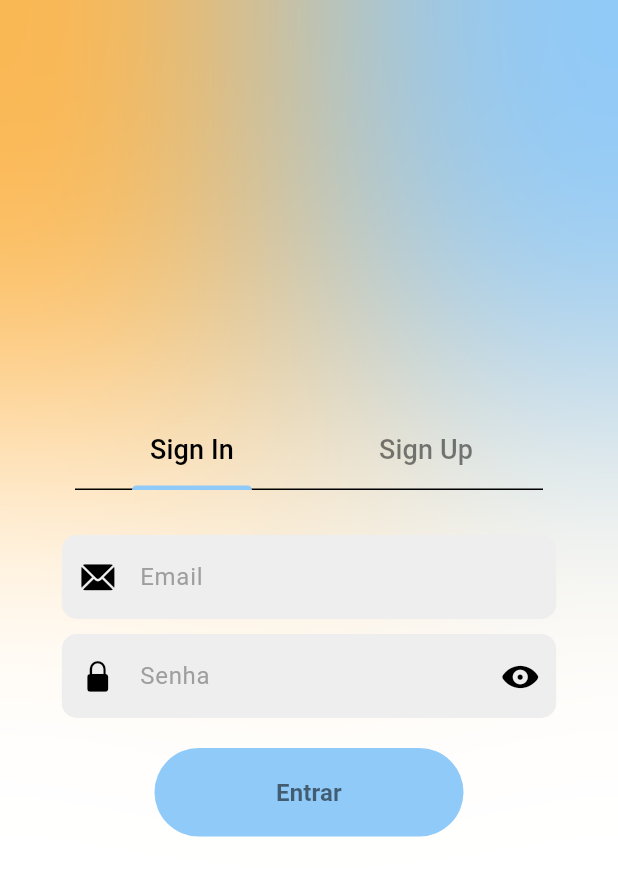
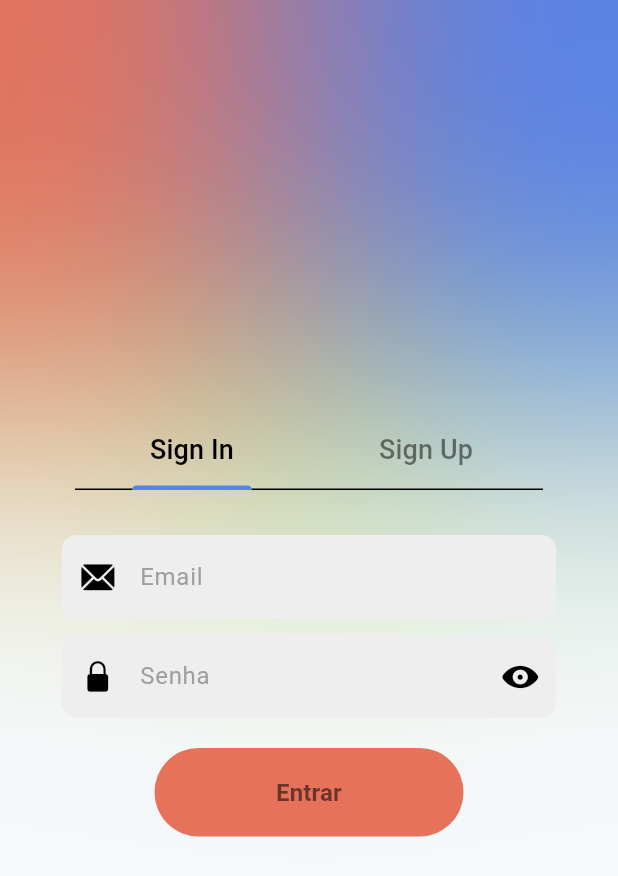
Before and after one commit to p3dru/LocApp, a Flutter app: the screen it shows after launch, on a phone screen of 412 x 824 dp. Shown: the top 876 px of the screen. Run offline on Flutter 3.47's test engine with Material 3 defaults, Android fonts, the phone set to English and light mode, and no system bars; our stand-ins replace animated_bottom_navigation_bar, image_picker.

Commit message:
Alteração no design  de  telas inicial e perfil

```diff
--- a/frontend/lib/main.dart
+++ b/frontend/lib/main.dart
@@ -17,13 +17,13 @@ class MainApp extends StatelessWidget {
       title: 'Locapp',
       theme: ThemeData(
         colorScheme: const ColorScheme.light(
-          surface: Color.fromARGB(255, 255, 255, 255),
+          surface: Color.fromARGB(255, 246, 248, 252),
           onSurface: Colors.black,
-          primary: Color.fromARGB(255, 144, 202, 249),
+          primary: Color.fromARGB(255, 89, 131, 230),
           onPrimary: Colors.black,
-          secondary: Color.fromARGB(255, 255, 183, 77),
+          secondary: Color.fromARGB(255, 230, 114, 90),
           onSecondary: Colors.white,
-          tertiary: Color.fromARGB(255, 255, 224, 178),
+          tertiary: Color.fromARGB(255, 187, 230, 126),
           error: Colors.red,
           outline: Color(0xFF424242)
         ),
--- a/frontend/lib/screens/auth/sign_in.dart
+++ b/frontend/lib/screens/auth/sign_in.dart
@@ -72,7 +72,7 @@ class _SigInScreenState extends State<SigInScreen> {
               },
               style: TextButton.styleFrom(
                 elevation: 3.0,
-                backgroundColor: Theme.of(context).colorScheme.primary,
+                backgroundColor: Theme.of(context).colorScheme.secondary,
                 foregroundColor: Colors.white,
                 shape: RoundedRectangleBorder(
                   borderRadius: BorderRadius.circular(60),
--- a/frontend/lib/screens/auth/sign_up.dart
+++ b/frontend/lib/screens/auth/sign_up.dart
@@ -128,7 +128,7 @@ class _SignUpState extends State<SignUp> {
               },
               style: TextButton.styleFrom(
                 elevation: 3.0,
-                backgroundColor: Theme.of(context).colorScheme.primary,
+                backgroundColor: Theme.of(context).colorScheme.secondary,
                 foregroundColor: Colors.white,
                 shape: RoundedRectangleBorder(
                   borderRadius: BorderRadius.circular(60),
--- a/frontend/lib/screens/profile/edit_info/user_edit_info.dart
+++ b/frontend/lib/screens/profile/edit_info/user_edit_info.dart
@@ -118,7 +118,7 @@ class UserEditInfo extends StatelessWidget {
                     child: ElevatedButton(
                       onPressed: (){},
                       style: ElevatedButton.styleFrom(
-                          backgroundColor: Theme.of(context).colorScheme.primary,
+                          backgroundColor: Theme.of(context).colorScheme.secondary,
                           side: BorderSide.none,
                           shape: RoundedRectangleBorder(borderRadius: BorderRadius.circular(8)),
                         ),
--- a/frontend/lib/screens/profile/edit_info/user_locador_edit_profile.dart
+++ b/frontend/lib/screens/profile/edit_info/user_locador_edit_profile.dart
@@ -185,7 +185,7 @@ class _UserLocadorEditProfileState extends State<UserLocadorEditProfile> {
                       child: ElevatedButton(
                         onPressed: (){},
                         style: ElevatedButton.styleFrom(
-                          backgroundColor: Theme.of(context).colorScheme.primary,
+                          backgroundColor: Theme.of(context).colorScheme.secondary,
                           side: BorderSide.none,
                           shape: RoundedRectangleBorder(borderRadius: BorderRadius.circular(8)),
                         ),
--- a/frontend/lib/screens/profile/user_locador_perfil.dart
+++ b/frontend/lib/screens/profile/user_locador_perfil.dart
@@ -41,7 +41,7 @@ class _UserLocadorPerfilState extends State<UserLocadorPerfil> {
                     Navigator.push(context, MaterialPageRoute(builder: (context) => UserLocadorEditProfile()));
                   },
                   style: ElevatedButton.styleFrom(
-                    backgroundColor: Theme.of(context).colorScheme.primary,
+                    backgroundColor: Theme.of(context).colorScheme.secondary,
                   ),
                   child: const Text('Editar perfil', style: TextStyle(color: Colors.black),),
                 ),
--- a/frontend/lib/screens/profile/user_profile.dart
+++ b/frontend/lib/screens/profile/user_profile.dart
@@ -43,7 +43,7 @@ class _UserProfileState extends State<UserProfile> {
                       );
                   },
                   style: ElevatedButton.styleFrom(
-                    backgroundColor: Theme.of(context).colorScheme.primary,
+                    backgroundColor: Theme.of(context).colorScheme.secondary,
                   ),
                   child: const Text('Editar perfil', style: TextStyle(color: Colors.black),),
                   ),
@@ -106,7 +106,7 @@ class ProfileMenu extends StatelessWidget {
               height: 30,
               decoration: BoxDecoration(
               borderRadius: BorderRadius.circular(100),
-              color: Colors.grey.withOpacity(0.1),
+              color: Colors.transparent
               ),
               child: const Icon(Icons.arrow_forward_ios, color: Colors.black87, size: 16,),
             ) : null,
```
